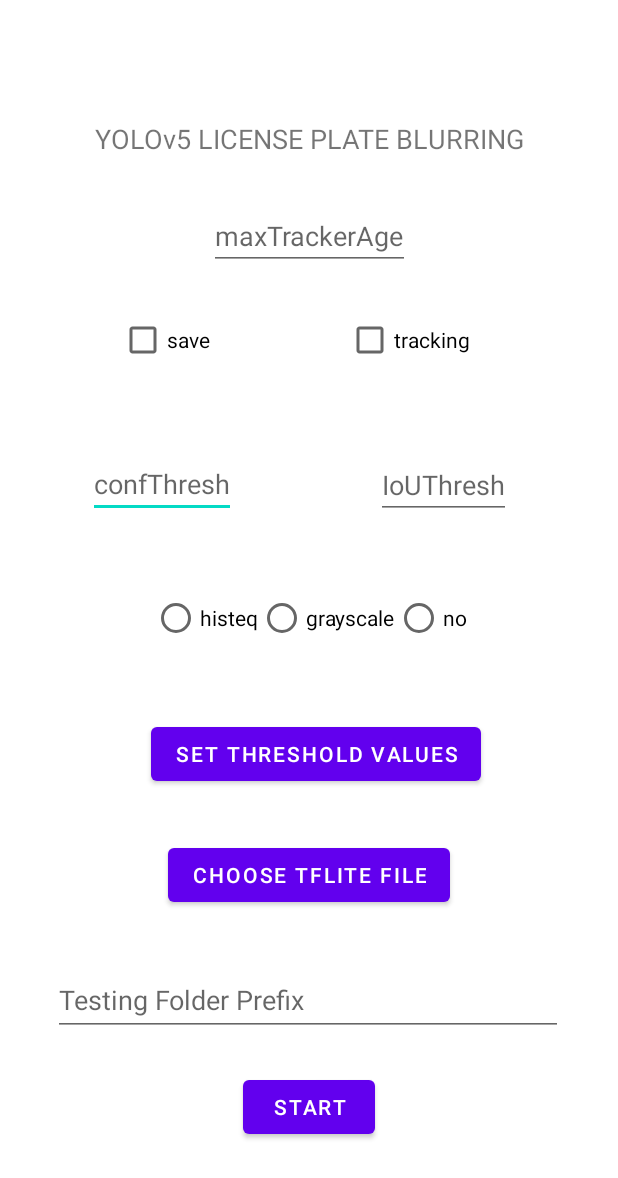
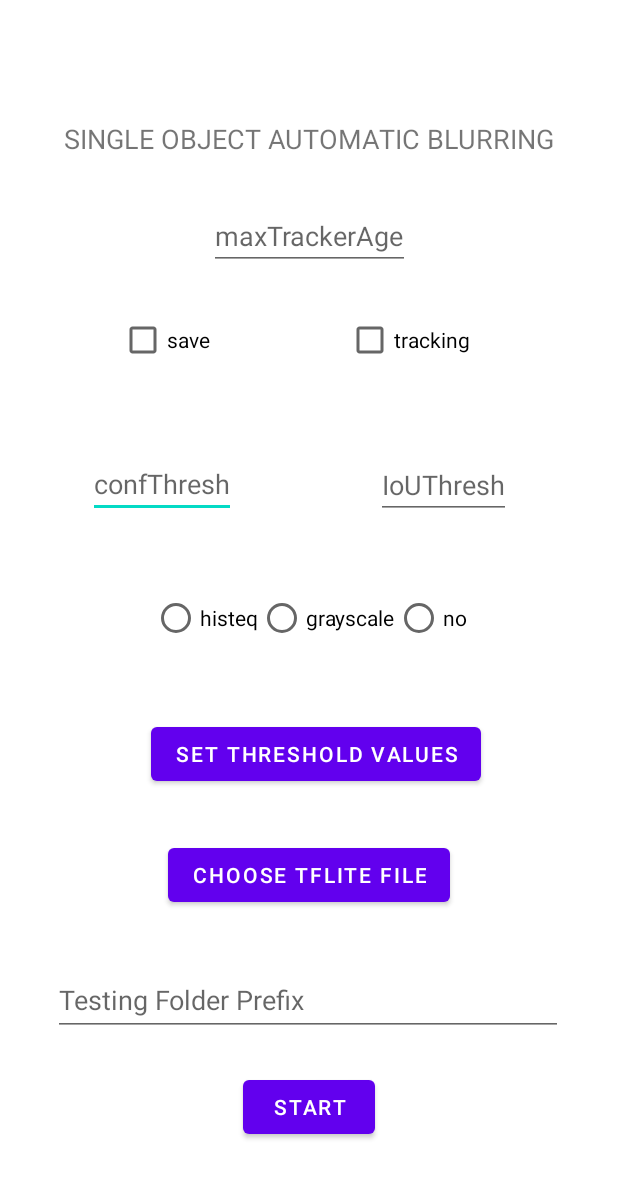
Before and after one commit to petrusceles/YOLOv5-Mobile-Automatic-Object-Blurring-App, an Android app: the screen it shows after launch (MenuActivity), on a phone screen of 412 x 824 dp. Shown: the top 1178 px of the screen. Run offline under Robolectric (Android 15) with nearby library versions, the phone set to English and light mode, and no system bars.

Commit message:
final touch

```diff
--- a/app/src/main/res/layout/activity_menu.xml
+++ b/app/src/main/res/layout/activity_menu.xml
@@ -123,7 +123,7 @@
         android:id="@+id/message_text"
         android:layout_width="wrap_content"
         android:layout_height="wrap_content"
-        android:text="YOLOv5 LICENSE PLATE BLURRING"
+        android:text="SINGLE OBJECT AUTOMATIC BLURRING"
         android:textSize="18sp"
         app:layout_constraintBottom_toBottomOf="parent"
         app:layout_constraintEnd_toEndOf="parent"
```
